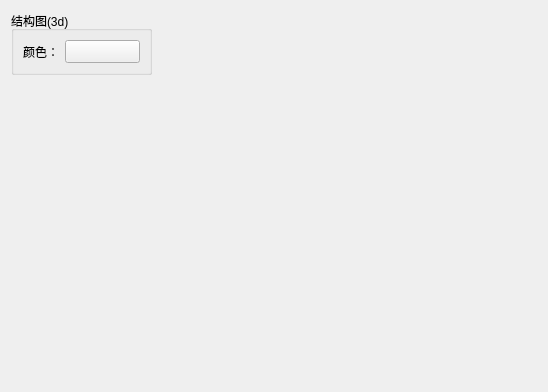
First picture: the form in src/DataVisualization/3D/Struct3dConfigWidget.ui, repository BeQuiet1228/FreeCAD, before the edit.
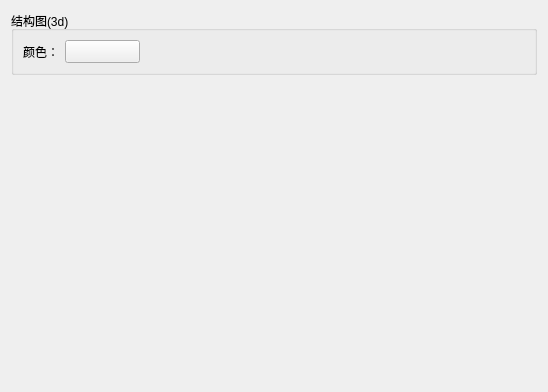
Second picture: the form after the edit.

Patch:
```diff
--- a/src/DataVisualization/3D/Struct3dConfigWidget.ui
+++ b/src/DataVisualization/3D/Struct3dConfigWidget.ui
@@ -21,8 +21,6 @@
      </property>
      <layout class="QGridLayout" name="gridLayout">
       <item row="0" column="0">
-       <layout class="QHBoxLayout" name="horizontalLayout_2">
-        <item>
          <layout class="QHBoxLayout" name="horizontalLayout">
           <item>
            <widget class="QLabel" name="label">
@@ -50,26 +48,24 @@
             </property>
            </widget>
           </item>
-         </layout>
-        </item>
-       </layout>
-      </item>
-     </layout>
-    </widget>
-   </item>
-   <item row="0" column="1">
-    <spacer name="horizontalSpacer_2">
+        <item>
+         <spacer name="horizontalSpacer">
      <property name="orientation">
       <enum>Qt::Horizontal</enum>
      </property>
      <property name="sizeHint" stdset="0">
       <size>
-       <width>380</width>
+            <width>40</width>
        <height>20</height>
       </size>
      </property>
     </spacer>
    </item>
+       </layout>
+      </item>
+     </layout>
+    </widget>
+   </item>
    <item row="1" column="0">
     <spacer name="verticalSpacer">
      <property name="orientation">
@@ -78,7 +74,7 @@
      <property name="sizeHint" stdset="0">
       <size>
        <width>20</width>
-       <height>338</height>
+       <height>308</height>
       </size>
      </property>
     </spacer>
```
Lines whose indentation alone changed are shown as unchanged.
